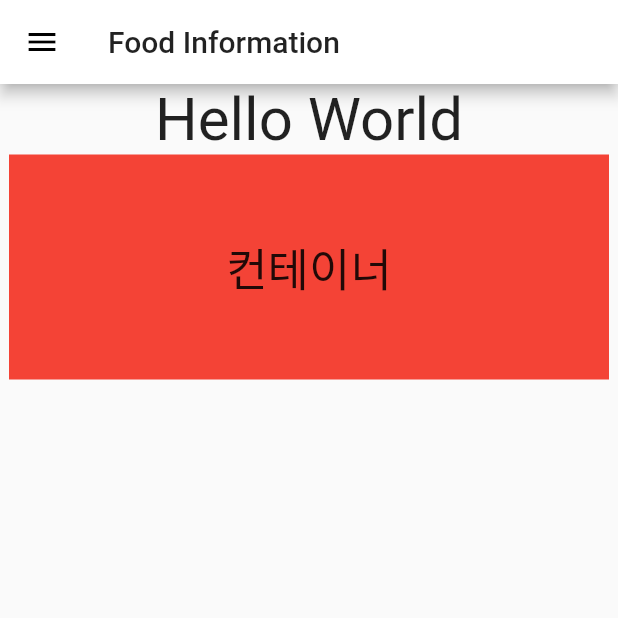
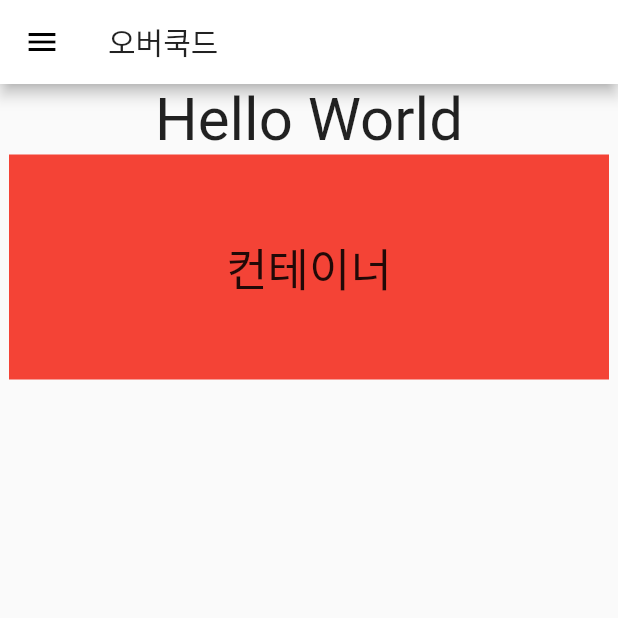
Before and after one commit to MintKangaroo/Food_Information_APP, a Flutter app: the screen it shows after launch, on a phone screen of 412 x 824 dp, the top half of it. Run offline on Flutter 3.47's test engine with Material 2 defaults, Android fonts, the phone set to English and light mode, and no system bars.

```diff
--- a/food_information_app_project/lib/MainPage.dart
+++ b/food_information_app_project/lib/MainPage.dart
@@ -7,7 +7,7 @@ class MainPage extends StatelessWidget {
     return Scaffold(
       appBar: AppBar(
         title: Text(
-          'Food Information', //TODO: "앱 이름 바꾸기"
+          '오버쿡드', //TODO: "앱 이름 바꾸기"
           style: TextStyle(fontSize: 20),
         ),
       ),
```
